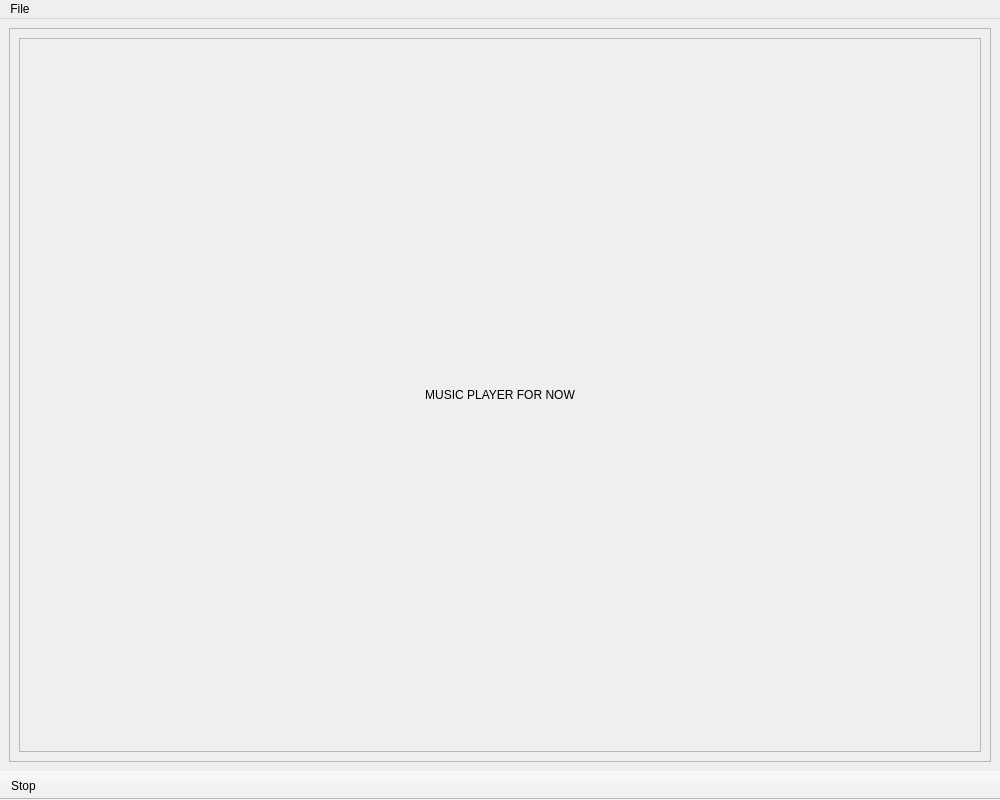
First picture: the form in GUI.ui, repository shehab400/Signal-Equalizer, before the edit.
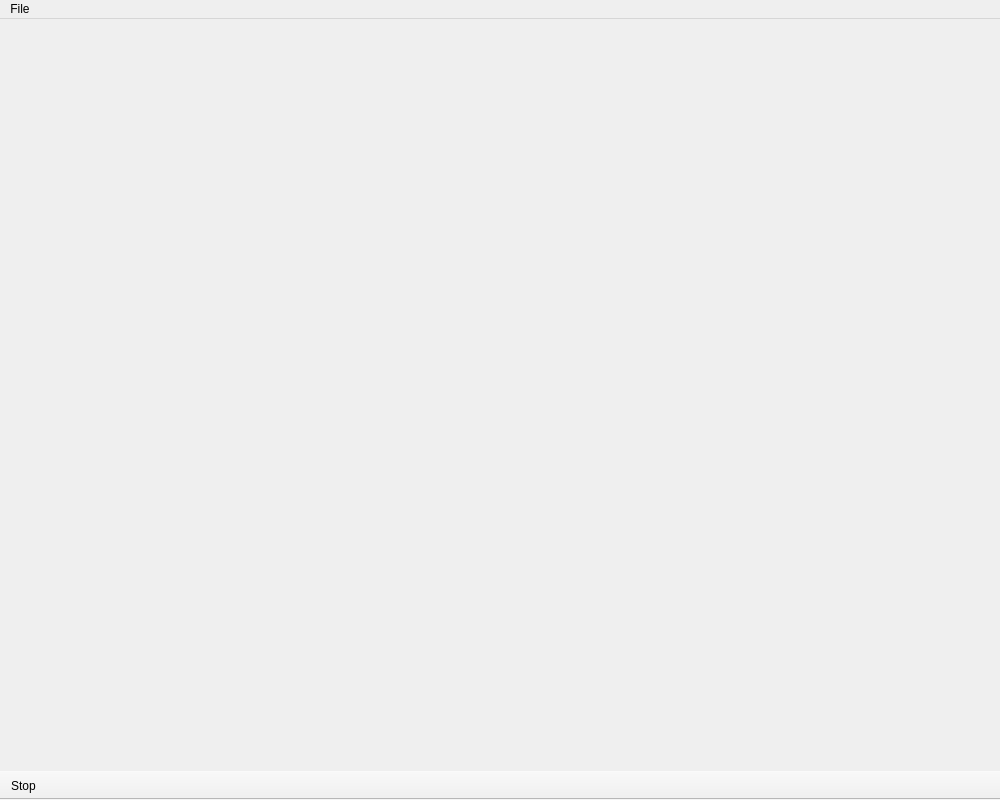
Second picture: the form after the edit.

```diff
--- a/GUI.ui
+++ b/GUI.ui
@@ -16,38 +16,7 @@
   <widget class="QWidget" name="centralwidget">
    <layout class="QHBoxLayout" name="horizontalLayout">
     <item>
-     <widget class="QFrame" name="frame_2">
-      <property name="frameShape">
-       <enum>QFrame::StyledPanel</enum>
-      </property>
-      <property name="frameShadow">
-       <enum>QFrame::Raised</enum>
-      </property>
-      <layout class="QGridLayout" name="gridLayout_3">
-       <item row="0" column="0">
-        <widget class="QFrame" name="frame_4">
-         <property name="frameShape">
-          <enum>QFrame::StyledPanel</enum>
-         </property>
-         <property name="frameShadow">
-          <enum>QFrame::Raised</enum>
-         </property>
-         <layout class="QVBoxLayout" name="verticalLayout">
-          <item>
-           <widget class="QLabel" name="label">
-            <property name="text">
-             <string>MUSIC PLAYER FOR NOW</string>
-            </property>
-            <property name="alignment">
-             <set>Qt::AlignCenter</set>
-            </property>
-           </widget>
-          </item>
-         </layout>
-        </widget>
-       </item>
-      </layout>
-     </widget>
+     <layout class="QGridLayout" name="gridLayout"/>
     </item>
    </layout>
   </widget>
```
Left out of the diff: 2 changed lines with no effect on the pictures.
